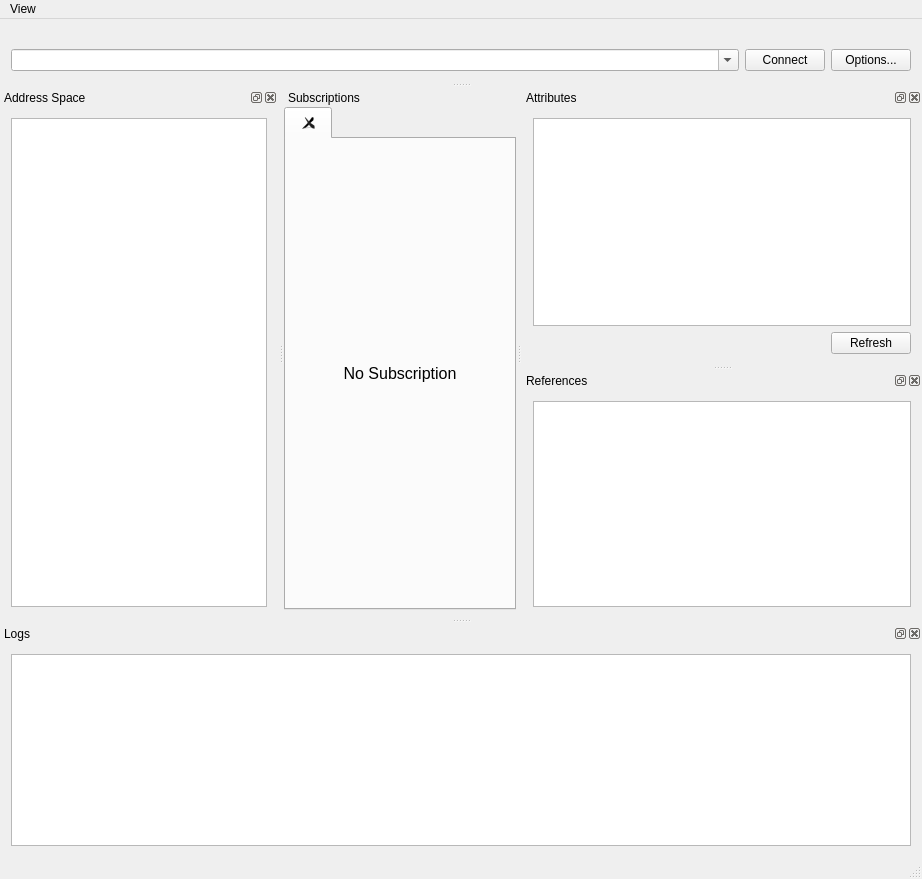
Before: the Qt Designer form client/mainwindow_ui.ui in ilManno/OPCUA_PyClient_NodeServer, drawn with Qt 5.
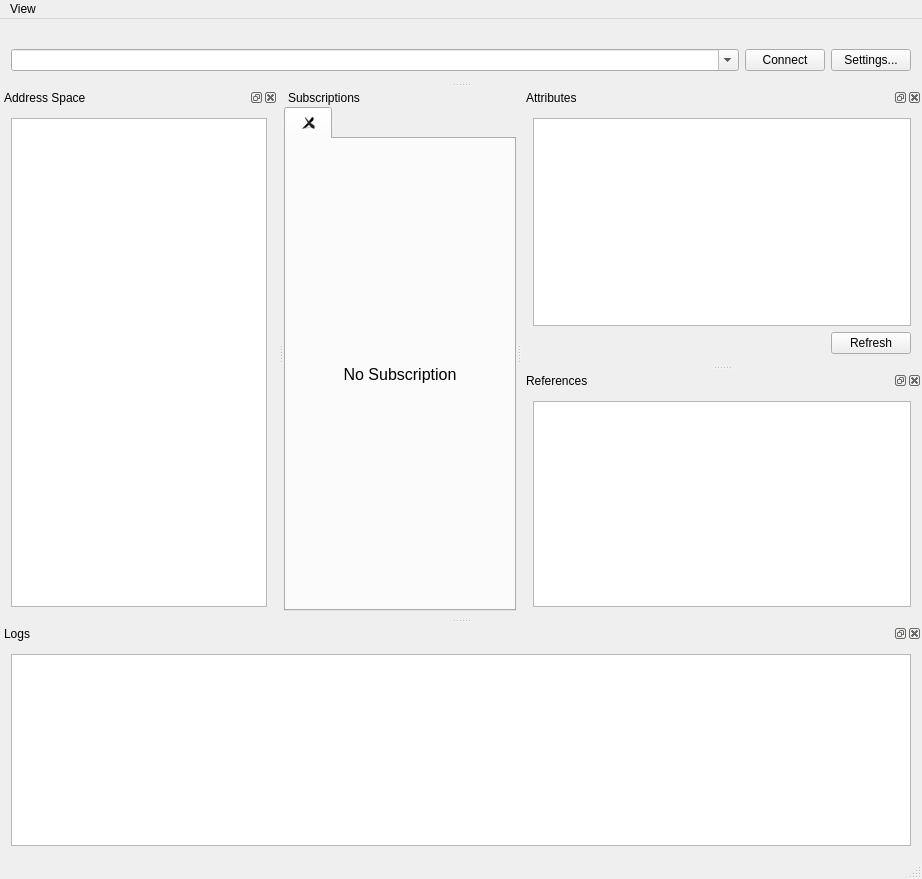
After: the same form once the commit is applied. Icons and pictures are not drawn.

```diff
--- a/client/mainwindow_ui.ui
+++ b/client/mainwindow_ui.ui
@@ -51,7 +51,7 @@
          <number>0</number>
         </property>
         <property name="bottomMargin">
-         <number>8</number>
+         <number>7</number>
         </property>
         <item row="0" column="0">
          <widget class="QTabWidget" name="tabWidget">
@@ -232,7 +232,7 @@
      <item row="1" column="4">
       <widget class="QPushButton" name="optionsButton">
        <property name="text">
-        <string>Options...</string>
+        <string>Settings...</string>
        </property>
       </widget>
      </item>
```
Left out of the diff: 10 changed lines with no effect on the pictures.
